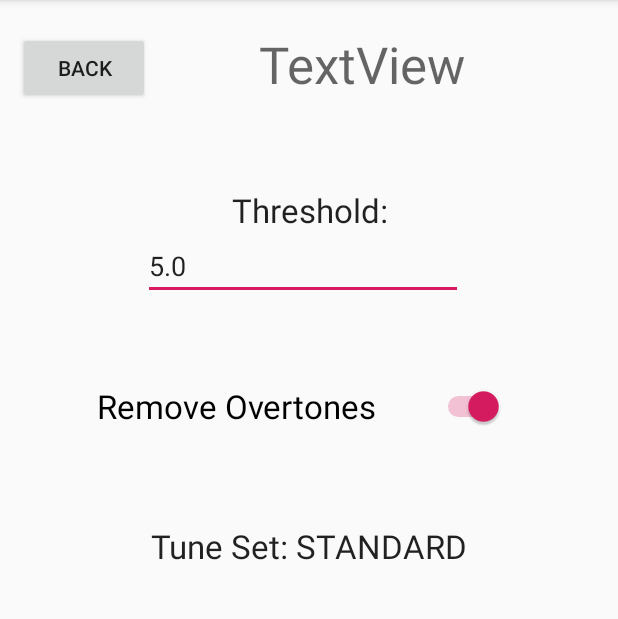
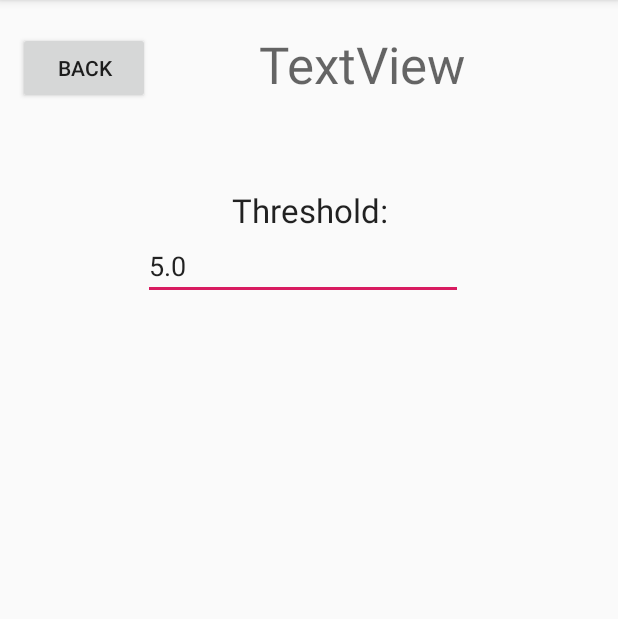
Before and after one commit to jamesbhall423/Music_Tuner, an Android app: the SettingsActivity screen opened directly, with no data from a screen before it, on a phone screen of 412 x 824 dp, the part 84-703 px from its top. Run offline under Robolectric (Android 15) with nearby library versions, the light colour scheme and no system bars.

Commit message:
Settings activity remove unused options

```diff
--- a/app/src/main/res/layout/activity_settings.xml
+++ b/app/src/main/res/layout/activity_settings.xml
@@ -59,35 +59,5 @@
             app:layout_constraintStart_toStartOf="parent"
             app:layout_constraintTop_toBottomOf="@+id/Title" />
 
-        <Switch
-            android:id="@+id/removeOvertones"
-            android:layout_width="271dp"
-            android:layout_height="38dp"
-            android:layout_marginStart="99dp"
-            android:layout_marginTop="52dp"
-            android:layout_marginEnd="111dp"
-            android:checked="true"
-            android:text="Remove Overtones"
-            android:textAppearance="@style/TextAppearance.AppCompat.Large"
-            android:textOff="Off"
-            android:textOn="On"
-            app:layout_constraintEnd_toEndOf="parent"
-            app:layout_constraintStart_toStartOf="parent"
-            app:layout_constraintTop_toBottomOf="@+id/thresholdInput"
-            tools:checked="true" />
-
-        <TextView
-            android:id="@+id/tuneSet"
-            android:layout_width="wrap_content"
-            android:layout_height="wrap_content"
-            android:layout_marginStart="100dp"
-            android:layout_marginTop="59dp"
-            android:layout_marginEnd="100dp"
-            android:text="Tune Set: STANDARD"
-            android:textAppearance="@style/TextAppearance.AppCompat.Large"
-            app:layout_constraintEnd_toEndOf="parent"
-            app:layout_constraintStart_toStartOf="parent"
-            app:layout_constraintTop_toBottomOf="@+id/removeOvertones" />
-
     </androidx.constraintlayout.widget.ConstraintLayout>
 </LinearLayout>
```
